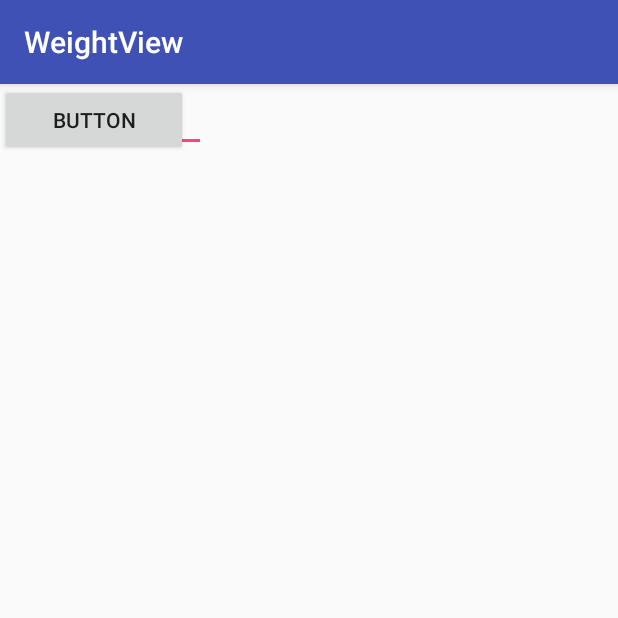
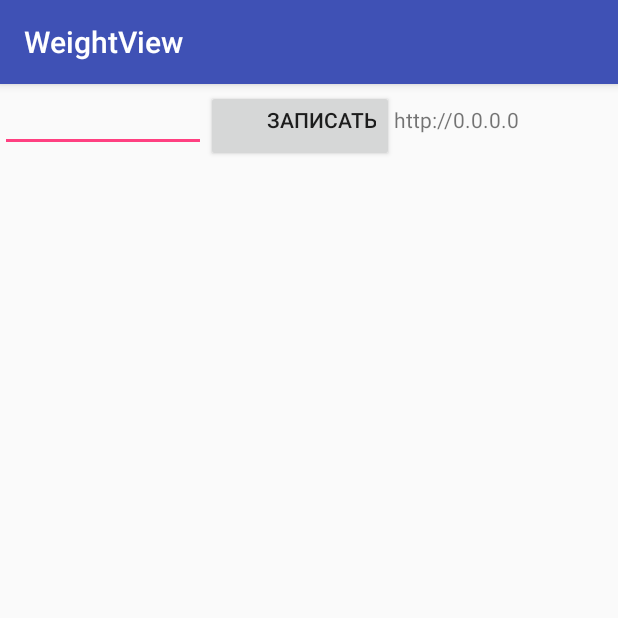
Before and after one commit to VovaShumel/WeightView, an Android app: the screen it shows after launch (MainActivity), on a phone screen of 412 x 824 dp, the top half of it. Run offline under Robolectric (Android 15) with nearby library versions, the phone set to English and light mode, and no system bars; libraries missing offline, so code that uses them is left out: fi.iki.elonen; 1 statement that could not run was skipped.

Commit message:
Работает ввод и сохранение значения веса и текущей даты в бд

```diff
--- a/app/build.gradle
+++ b/app/build.gradle
@@ -25,4 +25,6 @@ dependencies {
     testImplementation 'junit:junit:4.12'
     androidTestImplementation 'com.android.support.test:runner:1.0.1'
     androidTestImplementation 'com.android.support.test.espresso:espresso-core:3.0.1'
+    implementation 'org.nanohttpd:nanohttpd:2.3.1'
+
 }
--- a/app/src/main/AndroidManifest.xml
+++ b/app/src/main/AndroidManifest.xml
@@ -1,6 +1,10 @@
 <?xml version="1.0" encoding="utf-8"?>
 <manifest xmlns:android="http://schemas.android.com/apk/res/android"
     package="com.livejournal.lofe.weightview">
+    <uses-permission android:name="android.permission.WRITE_EXTERNAL_STORAGE" />
+    <uses-permission android:name="android.permission.READ_EXTERNAL_STORAGE" />
+    <uses-permission android:name="android.permission.INTERNET" />
+    <uses-permission android:name="android.permission.ACCESS_WIFI_STATE" />
 
     <application
         android:allowBackup="true"
--- /dev/null
+++ b/app/src/main/java/com/livejournal/lofe/weightview/DB.java
@@ -0,0 +1,70 @@
+package com.livejournal.lofe.weightview;
+
+import android.content.ContentValues;
+import android.content.Context;
+import android.database.Cursor;
+import android.database.sqlite.SQLiteDatabase;
+import android.database.sqlite.SQLiteOpenHelper;
+
+import static android.os.Environment.getExternalStorageDirectory;
+
+class DB {
+    private static final String DB_PATH = getExternalStorageDirectory().getAbsolutePath() + "/";
+    private static String DB_NAME = "Weights.db";
+    private static final int DB_VERSION = 1;
+    private static final String WEIGHTS_TABLE = "WEIGHTS";
+
+    private static final String COLUMN_ID = "_id";
+    public static final String COLUMN_WEIGHT = "WEIGHT";
+    public static final String COLUMN_DATE = "DATE";
+
+    private final Context mCtx;
+
+    private DBHelper mDBHelper;
+    private SQLiteDatabase mDB;
+
+    private String[] columns = null;
+    private String[] selectionArgs = null;
+
+    public DB(Context ctx) {
+        mCtx = ctx;
+    }
+
+    // открыть подключение
+    public void open() {
+        mDBHelper = new DBHelper(mCtx, DB_PATH + DB_NAME, null, DB_VERSION);
+        mDB = mDBHelper.getWritableDatabase();
+        mDB.setForeignKeyConstraintsEnabled(true);
+    }
+
+    long addWeigth(int weight, long ms) {
+        ContentValues cv = new ContentValues();
+        cv.put(COLUMN_WEIGHT, weight);
+        cv.put(COLUMN_DATE, ms);
+        return mDB.insert(WEIGHTS_TABLE, null, cv);
+    }
+
+    public void close() {
+        if (mDBHelper!=null)
+            mDBHelper.close();
+    }
+
+    // класс по созданию и управлению БД
+    private class DBHelper extends SQLiteOpenHelper {
+
+        public DBHelper(Context context, String name, SQLiteDatabase.CursorFactory factory,
+                        int version) {
+            super(context, name, factory, version);
+        }
+
+        @Override
+        public void onCreate(SQLiteDatabase sqLiteDatabase) {
+
+        }
+
+        @Override
+        public void onUpgrade(SQLiteDatabase sqLiteDatabase, int i, int i1) {
+
+        }
+    }
+}
--- /dev/null
+++ b/app/src/main/java/com/livejournal/lofe/weightview/HTTPD.java
@@ -0,0 +1,55 @@
+package com.livejournal.lofe.weightview;
+
+import android.os.Environment;
+import android.util.Log;
+import java.io.*;
+//import java.util.*;
+import java.lang.String;
+
+import fi.iki.elonen.NanoHTTPD;
+
+import java.io.IOException;
+import java.util.List;
+import java.util.Map;
+
+class HTTPD {
+
+    private WebServer server;
+
+    HTTPD() {
+        server = new WebServer();
+        try {
+            server.start();
+        } catch(IOException ioe) {
+            Log.w("Httpd", "The server could not start.");
+        }
+        Log.w("Httpd", "Web server initialized.");
+    }
+
+    void destroy() {
+        if (server != null)
+            server.stop();
+    }
+
+    private class WebServer extends NanoHTTPD {
+
+        WebServer() {
+            super(8080);
+        }
+
+        @Override
+        public Response serve(IHTTPSession session) {
+            String msg = "<html><body><h1>Lofe</h1>\n";
+            //Map<String, String> parms = session.getParms();
+            Map<String, List<String>> parms = session.getParameters();
+            if (parms.get("username") == null) {
+                msg += "<form action='?' method='get'>\n";
+                msg += "<p>Your name: <input type='text' name='username'></p>\n";
+                msg += "</form>\n";
+            } else {
+                msg += "<p>Hello, " + parms.get("username") + "!</p>";
+            }
+            return newFixedLengthResponse( msg + "</body></html>\n" );
+        }
+    }
+}
--- a/app/src/main/java/com/livejournal/lofe/weightview/MainActivity.java
+++ b/app/src/main/java/com/livejournal/lofe/weightview/MainActivity.java
@@ -1,13 +1,75 @@
 package com.livejournal.lofe.weightview;
 
+import android.content.Intent;
+import android.net.wifi.WifiManager;
 import android.support.v7.app.AppCompatActivity;
 import android.os.Bundle;
+import android.view.View;
+import android.widget.Button;
+import android.widget.EditText;
+import android.widget.TextView;
 
-public class MainActivity extends AppCompatActivity {
+import java.text.NumberFormat;
+import java.text.ParseException;
+import java.util.GregorianCalendar;
+
+import static android.util.Log.d;
+import static com.livejournal.lofe.weightview.MyUtil.log;
+
+public class MainActivity extends AppCompatActivity implements View.OnClickListener {
+
+    DB db;
+    EditText newWeight_edt;
+    Button addNewWeight_btn;
+    TextView tv;
+    HTTPD httpd;
 
     @Override
     protected void onCreate(Bundle savedInstanceState) {
         super.onCreate(savedInstanceState);
         setContentView(R.layout.activity_main);
+
+        newWeight_edt = (EditText) findViewById(R.id.editText);
+        tv = (TextView) findViewById(R.id.textView);
+        WifiManager wifiManager = (WifiManager) getApplicationContext().getSystemService(WIFI_SERVICE);
+        int ipAddress = wifiManager.getConnectionInfo().getIpAddress();
+        String ipAddr = String.format("%d.%d.%d.%d", (ipAddress & 0xff), (ipAddress >> 8 & 0xff),
+                (ipAddress >> 16 & 0xff), (ipAddress >> 24 & 0xff));
+        tv.setText("http://" + ipAddr);
+
+        addNewWeight_btn = (Button) findViewById(R.id.button);
+        addNewWeight_btn.setOnClickListener(this);
+
+        db = new DB(this);
+        db.open();
+
+        httpd = new HTTPD();
+    }
+
+    public void onClick(View v) {
+        switch (v.getId()) {
+            case R.id.button:
+                log("Кнопка нажата");
+                //int weight = Integer.parseInt(newWeight_edt.getText().toString());
+                double weightDbl;
+                try {
+                    Number formatted = NumberFormat.getInstance().parse(newWeight_edt.getText().toString());
+                    weightDbl = formatted.doubleValue();
+                } catch (ParseException e) {
+                    //System.out.println("Error parsing cost string " + editText.getText().toString());
+                    weightDbl = 0.0;
+                }
+                int weight = (int)(weightDbl * 1000);
+                long ms = GregorianCalendar.getInstance().getTimeInMillis();
+                log("" + db.addWeigth(weight, ms));
+                break;
+        }
+    }
+
+    @Override
+    protected void onDestroy() {
+        super.onDestroy();
+        httpd.destroy();
+        db.close();
     }
 }
--- a/app/src/main/res/layout/activity_main.xml
+++ b/app/src/main/res/layout/activity_main.xml
@@ -1,10 +1,7 @@
 <?xml version="1.0" encoding="utf-8"?>
-<android.support.constraint.ConstraintLayout xmlns:android="http://schemas.android.com/apk/res/android"
-    xmlns:app="http://schemas.android.com/apk/res-auto"
-    xmlns:tools="http://schemas.android.com/tools"
+<LinearLayout xmlns:android="http://schemas.android.com/apk/res/android"
     android:layout_width="match_parent"
-    android:layout_height="match_parent"
-    tools:context=".MainActivity">
+    android:layout_height="match_parent">
 
     <EditText
         android:id="@+id/editText"
@@ -12,15 +9,21 @@
         android:layout_height="wrap_content"
         android:ems="10"
         android:inputType="numberDecimal"
-        tools:layout_editor_absoluteX="16dp"
-        tools:layout_editor_absoluteY="16dp" />
+        android:digits="0123456789,"
+        android:gravity="top|left" />
 
     <Button
         android:id="@+id/button"
         android:layout_width="125dp"
         android:layout_height="wrap_content"
-        android:text="Button"
-        tools:layout_editor_absoluteX="242dp"
-        tools:layout_editor_absoluteY="16dp" />
+        android:gravity="top|right"
+        android:text="@string/btnAddWeigthName"/>
 
-</android.support.constraint.ConstraintLayout>
+    <TextView
+        android:id="@+id/textView"
+        android:layout_width="wrap_content"
+        android:layout_height="wrap_content"
+        android:layout_weight="1"
+        android:text="" />
+
+</LinearLayout>
--- a/app/src/main/res/values/strings.xml
+++ b/app/src/main/res/values/strings.xml
@@ -1,3 +1,4 @@
 <resources>
     <string name="app_name">WeightView</string>
+    <string name="btnAddWeigthName">Записать</string>
 </resources>
```
Also changed, not shown: app/src/main/java/com/livejournal/lofe/weightview/MyUtil.java (added, +9 -0 lines).
